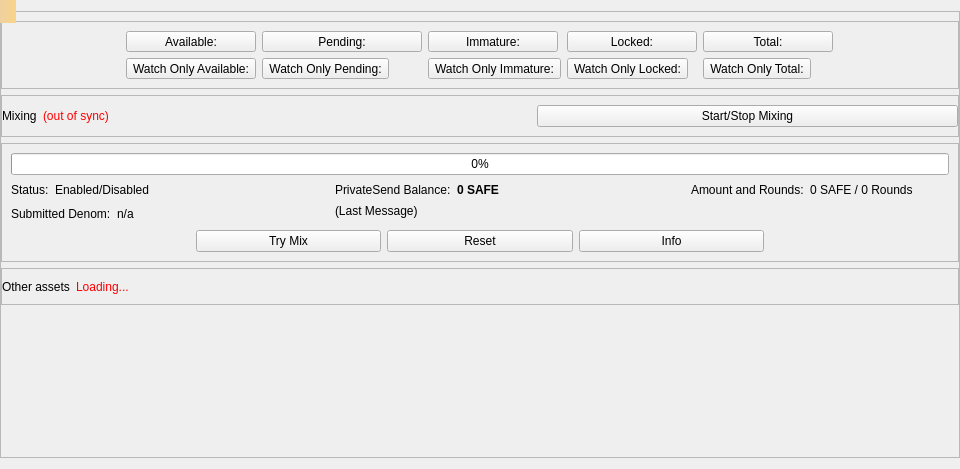
SAFE-anwang/safe, file src/qt/forms/overviewpage.ui: the form before one commit.
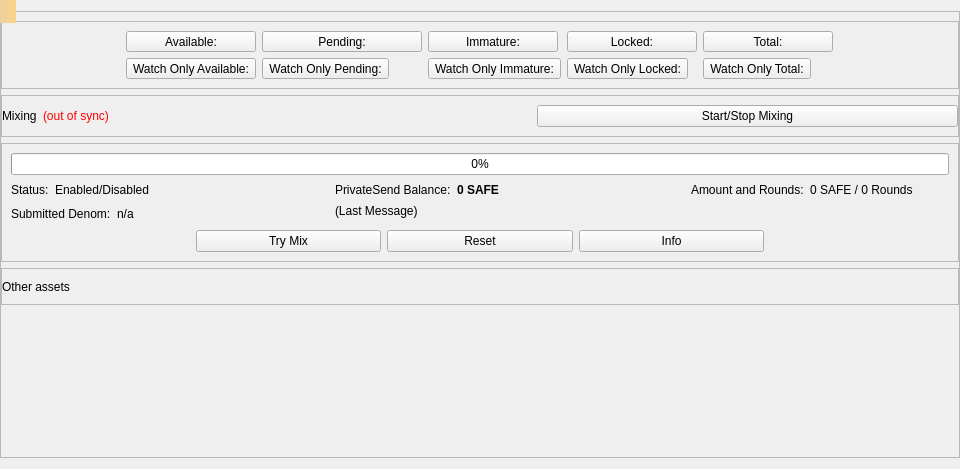
The form after the commit.

Patch:
```diff
--- a/src/qt/forms/overviewpage.ui
+++ b/src/qt/forms/overviewpage.ui
@@ -80,7 +80,7 @@
               </property>
              </widget>
             </item>
-            <item row="0" column="2">
+            <item row="0" column="1">
              <spacer name="horizontalSpacer_5">
               <property name="orientation">
                <enum>Qt::Horizontal</enum>
@@ -93,16 +93,6 @@
               </property>
              </spacer>
             </item>
-            <item row="0" column="1">
-             <widget class="QLabel" name="labelLoadingAsset">
-              <property name="styleSheet">
-               <string notr="true">QLabel { color: red; }</string>
-              </property>
-              <property name="text">
-               <string>Loading...</string>
-              </property>
-             </widget>
-            </item>
            </layout>
           </item>
          </layout>
```
